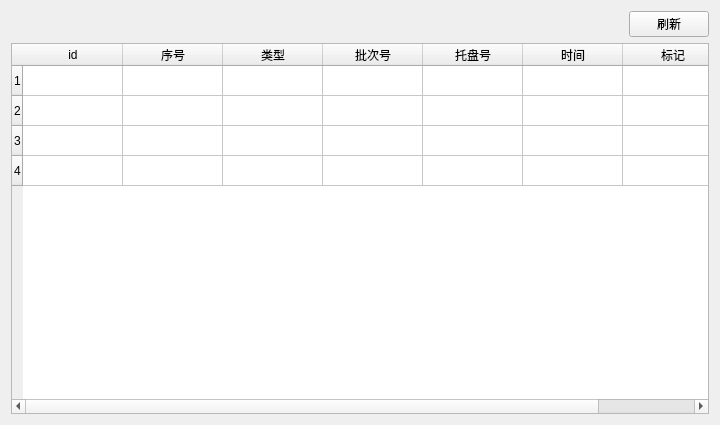
Above: viewdata.ui from kangwenyun/batch_acquisition_system_qt_before before the change. Below: the same form after it.
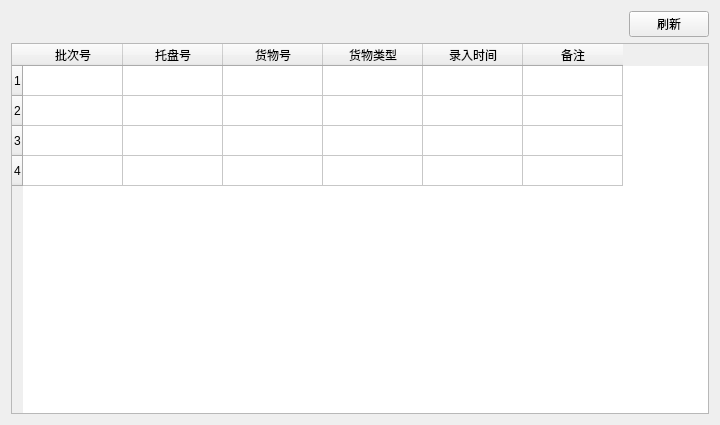
That is the form after the change.

Patch:
```diff
--- a/viewdata.ui
+++ b/viewdata.ui
@@ -60,21 +60,6 @@
        <string>4</string>
       </property>
      </row>
-     <column>
-      <property name="text">
-       <string>id</string>
-      </property>
-     </column>
-     <column>
-      <property name="text">
-       <string>序号</string>
-      </property>
-     </column>
-     <column>
-      <property name="text">
-       <string>类型</string>
-      </property>
-     </column>
      <column>
       <property name="text">
        <string>批次号</string>
@@ -87,12 +72,22 @@
      </column>
      <column>
       <property name="text">
-       <string>时间</string>
+       <string>货物号</string>
       </property>
      </column>
      <column>
       <property name="text">
-       <string>标记</string>
+       <string>货物类型</string>
+      </property>
+     </column>
+     <column>
+      <property name="text">
+       <string>录入时间</string>
+      </property>
+     </column>
+     <column>
+      <property name="text">
+       <string>备注</string>
       </property>
      </column>
      <item row="0" column="0">
@@ -105,11 +100,6 @@
        <string/>
       </property>
      </item>
-     <item row="0" column="2">
-      <property name="text">
-       <string/>
-      </property>
-     </item>
      <item row="0" column="3">
       <property name="text">
        <string/>
@@ -125,11 +115,6 @@
        <string/>
       </property>
      </item>
-     <item row="0" column="6">
-      <property name="text">
-       <string/>
-      </property>
-     </item>
     </widget>
    </item>
   </layout>
```
